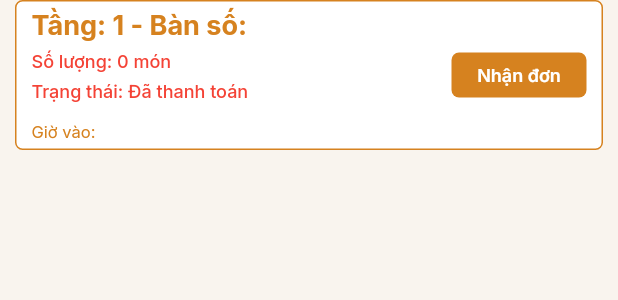
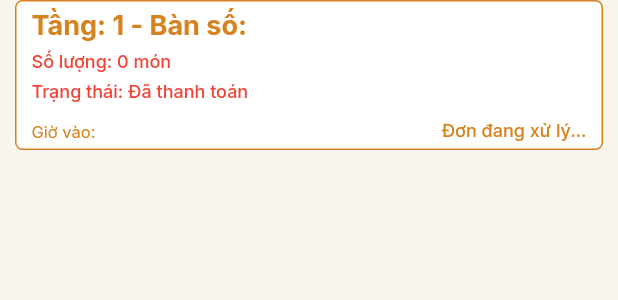
Before and after one commit to namlvph18979/coffe_bee_order, a Flutter app: the ItemAll widget shown alone on an empty page, opened directly with empty values, on a phone screen of 412 x 824 dp. Shown: the top 300 px of the screen. Run offline on Flutter 3.47's test engine with Material 2 defaults, Android fonts, the phone set to English and light mode, and no system bars; drawn by our look-alikes of animated_text_kit; our stand-ins replace audioplayers, cached_network_image, dio, firebase_auth, firebase_core, flutter_bloc and 5 more; missing offline and left inert: otp_timer_button; accounts and stored records are empty; network calls fail.

Commit message:
đang update chức năng của pha chế

```diff
--- a/lib/screen/views/order/widget/item_all.dart
+++ b/lib/screen/views/order/widget/item_all.dart
@@ -7,9 +7,8 @@ import '../../../widgets/expanded_section.dart';
 
 class ItemAll extends StatefulWidget {
   ModelInvoice model;
-  Function()? ontap1;
 
-  ItemAll({required this.model,required this.ontap1});
+  ItemAll({required this.model});
 
   @override
   State<ItemAll> createState() => _ItemAllState();
@@ -29,7 +28,6 @@ class _ItemAllState extends State<ItemAll> {
           },
           child: itemOrderForPhaChe(
             model: widget.model,
-            ontap1: widget.ontap1,
           ),
         ),
         ExpandedSection(
--- a/lib/screen/views/order/widget/item_order_for_phache.dart
+++ b/lib/screen/views/order/widget/item_order_for_phache.dart
@@ -1,21 +1,40 @@
+import 'package:animated_text_kit/animated_text_kit.dart';
+import 'package:audioplayers/audioplayers.dart';
+import 'package:coffe_bee_order/data/check_state.dart';
+import 'package:coffe_bee_order/data/cubit_state.dart';
+import 'package:coffe_bee_order/data/enum/blocstatus.dart';
+import 'package:coffe_bee_order/data/remote_bloc/invoice/list_invoice_bloc.dart';
 import 'package:coffe_bee_order/data/remote_bloc/invoice/model_invoice.dart';
+import 'package:coffe_bee_order/screen/views/order/order_for_pha_che/sc_accept_order.dart';
+import 'package:coffe_bee_order/screen/widgets/custom_button.dart';
 import 'package:flutter/material.dart';
+import 'package:flutter_bloc/flutter_bloc.dart';
 import 'package:nb_utils/nb_utils.dart';
 
 import '../../../../config/style_app/color_app.dart';
 import '../../../../config/style_app/style_text.dart';
 
-class itemOrderForPhaChe extends StatelessWidget {
+class itemOrderForPhaChe extends StatefulWidget {
   ModelInvoice model;
-  Function()? ontap1;
 
   itemOrderForPhaChe({
     required this.model,
-    this.ontap1,
   });
 
   @override
+  State<itemOrderForPhaChe> createState() => _itemOrderForPhaCheState();
+}
+
+class _itemOrderForPhaCheState extends State<itemOrderForPhaChe> {
+  final bloc = ListInvoiceBloc();
+
+  changeTT() {
+    bloc.updateTTDon(trangThai: "1", id: widget.model.idHoaDonCT);
+  }
+
+  @override
   Widget build(BuildContext context) {
+    final player = AudioPlayer();
     return Container(
         height: 100,
         margin: const EdgeInsets.symmetric(horizontal: 10),
@@ -33,37 +52,89 @@ class itemOrderForPhaChe extends StatelessWidget {
               children: [
                 Row(
                   children: [
-                    Text("Tầng: 1 - ",style: StyleApp.style700.copyWith(fontSize: 18),),
-                    Text("Bàn số: ${model.idTable}",style: StyleApp.style700.copyWith(fontSize: 18),),
+                    Text(
+                      "Tầng: 1 - ",
+                      style: StyleApp.style700.copyWith(fontSize: 18),
+                    ),
+                    Text(
+                      "Bàn số: ${widget.model.idTable}",
+                      style: StyleApp.style700.copyWith(fontSize: 18),
+                    ),
                   ],
                 ),
                 5.height,
-                Text("Số lượng: ${model.hoadonItems!.length} món",style: StyleApp.style500.copyWith(color: Colors.red,fontSize: 12),),
+                Text(
+                  "Số lượng: ${widget.model.hoadonItems!.length} món",
+                  style: StyleApp.style500
+                      .copyWith(color: Colors.red, fontSize: 12),
+                ),
                 5.height,
-                model.trangThai != "0"
-                    ? Text("Trạng thái: Đã thanh toán",style: StyleApp.style500.copyWith(color: Colors.red,fontSize: 12),)
-                    : Text("Trạng thái: Chưa thanh toán",style: StyleApp.style500.copyWith(color: Colors.red,fontSize: 12),),
+                widget.model.trangThai != "0"
+                    ? Text(
+                        "Trạng thái: Đã thanh toán",
+                        style: StyleApp.style500
+                            .copyWith(color: Colors.red, fontSize: 12),
+                      )
+                    : Text(
+                        "Trạng thái: Chưa thanh toán",
+                        style: StyleApp.style500
+                            .copyWith(color: Colors.red, fontSize: 12),
+                      ),
                 const Spacer(),
-                Text("Giờ vào: ${model.timeIn}",style: StyleApp.style400.copyWith(fontSize: 11),),
+                Text(
+                  "Giờ vào: ${widget.model.timeIn}",
+                  style: StyleApp.style400.copyWith(fontSize: 11),
+                ),
               ],
             ).expand(flex: 4),
             const Spacer(),
-            Align(
-              alignment: Alignment.center,
-              child: Container(
-                  height: 30,
-                  width: 90,
-                  alignment: Alignment.center,
-                  decoration: BoxDecoration(
-                      color: ColorApp.text,
-                      borderRadius: BorderRadius.circular(5)
-                  ),
-                  padding:const EdgeInsets.symmetric(horizontal: 10,vertical: 5),
-                  child: Text(
-                    "Nhận đơn",
-                    style: StyleApp.style600.copyWith(color: Colors.white,fontSize: 12),)
-              ).onTap(ontap1),
-            ),
+            if (widget.model.trangThai == "0")
+              BlocConsumer<ListInvoiceBloc, CubitState>(
+                bloc: bloc,
+                listener: (context, state) {
+                  CheckStateBloc.checkNoLoad(
+                    context,
+                    state,
+                    msg: state.msg,
+                    isShowMsg: true,
+                    success: () {
+                      ScreenAcceptOrder(
+                        invoice: widget.model,
+                        // ontap: () {
+                        //   player.play(AssetSource('sound/success_order.mp3'));
+                        //   setState(() {
+                        //     finish(context);
+                        //   });
+                        // },
+                      ).launch(context);
+                    },
+                  );
+                },
+                builder: (context, state) {
+                  return Align(
+                    alignment: Alignment.center,
+                    child: CustomButton(
+                        title: "Nhận đơn",
+                        onTap: changeTT,
+                        padding: 5,
+                        isLoad: state.status == BlocStatus.loading,
+                        color: ColorApp.text,
+                        textColor: Colors.white),
+                  );
+                },
+              )
+            else
+              Align(
+                alignment: Alignment.bottomRight,
+                child: AnimatedTextKit(
+                    isRepeatingAnimation: true,
+                    repeatForever: true,
+                    pause: const Duration(milliseconds: 100),
+                    animatedTexts: [
+                      WavyAnimatedText("Đơn đang xử lý...",
+                          textStyle: StyleApp.style500.copyWith(fontSize: 12))
+                    ]),
+              )
           ],
         ));
   }
--- a/lib/screen/views/sc_hoa_don/sc_invoice_hoadon.dart
+++ b/lib/screen/views/sc_hoa_don/sc_invoice_hoadon.dart
@@ -148,8 +148,8 @@ class _ScInvoiceHoaDonState extends State<ScInvoiceHoaDon> {
     return RichText(
         text: TextSpan(children: [
           TextSpan(
-              text: title, style: StyleApp.style600.copyWith(color: Colors.black)),
-          TextSpan(text: des, style: StyleApp.style600.copyWith(color: Colors.red)),
+              text: title, style: StyleApp.style500.copyWith(color: Colors.black)),
+          TextSpan(text: des, style: StyleApp.style500.copyWith(color: Colors.red)),
         ]));
   }
 }
--- a/lib/screen/widgets/custom_button.dart
+++ b/lib/screen/widgets/custom_button.dart
@@ -9,12 +9,14 @@ Widget CustomButton({
   required String title,
   BorderSide borderSide = BorderSide.none,
   Function()? onTap,
+  double? padding,
   bool isLoad = false,
 }) {
   return AppButton(
     onTap: isLoad ? () {} : onTap,
     color: color ?? ColorApp.text,
     elevation: 0,
+    padding: EdgeInsets.symmetric(vertical: padding ?? 15,horizontal: 10),
     shapeBorder: OutlineInputBorder(
       borderRadius: BorderRadius.circular(3),
       borderSide: borderSide,
```
Also changed, not shown: lib/screen/views/order/order_for_pha_che/sc_oder_for_phache.dart (+1 -15 lines).
